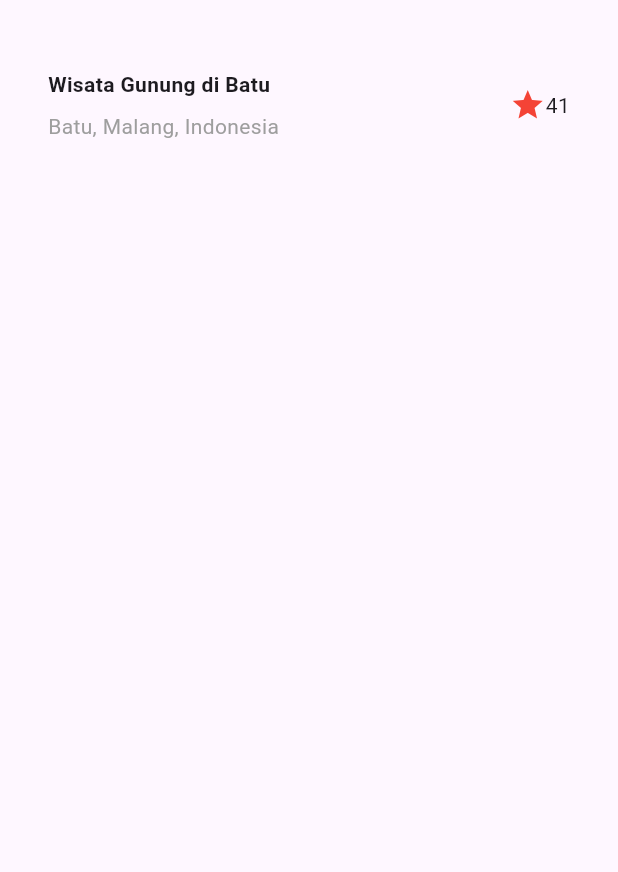
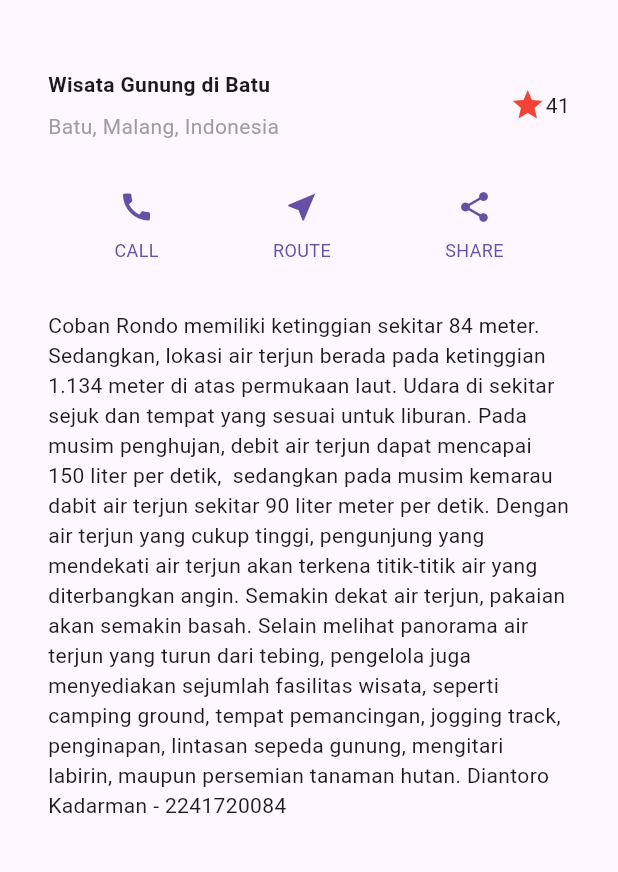
Before and after one commit to DiantoroKadarman/Pemograman-Mobile, a Flutter app: the screen it shows after launch, on a phone screen of 412 x 824 dp, the part 63-935 px from its top. Run offline on Flutter 3.47's test engine with Material 3 defaults, Android fonts, the phone set to English and light mode, and no system bars.

Commit message:
Praktikum 1-4

```diff
--- a/layout_flutter/lib/main.dart
+++ b/layout_flutter/lib/main.dart
@@ -4,6 +4,36 @@ void main() => runApp(MyApp());
 
 class MyApp extends StatelessWidget {
   MyApp({super.key});
+
+  Widget textSection = Container(
+    padding: const EdgeInsets.all(32),
+    child: const Text(
+      'Coban Rondo memiliki ketinggian sekitar 84 meter. Sedangkan, lokasi air terjun berada pada ketinggian 1.134 meter di atas permukaan laut. Udara di sekitar sejuk dan tempat yang sesuai untuk liburan. Pada musim penghujan, debit air terjun dapat mencapai 150 liter per detik,  sedangkan pada musim kemarau dabit air terjun sekitar 90 liter meter per detik. Dengan air terjun yang cukup tinggi, pengunjung yang mendekati air terjun akan terkena titik-titik air yang diterbangkan angin. Semakin dekat air terjun, pakaian akan semakin basah. Selain melihat panorama air terjun yang turun dari tebing, pengelola juga menyediakan sejumlah fasilitas wisata, seperti camping ground, tempat pemancingan, jogging track, penginapan, lintasan sepeda gunung, mengitari labirin, maupun persemian tanaman hutan. '
+      'Diantoro Kadarman - 2241720084',
+      softWrap: true,
+    ),
+  );
+
+  Column _buildButtonColumn(Color color, IconData icon, String label) {
+    return Column(
+      mainAxisSize: MainAxisSize.min,
+      mainAxisAlignment: MainAxisAlignment.center,
+      children: [
+        Icon(icon, color: color),
+        Container(
+          margin: const EdgeInsets.only(top: 8),
+          child: Text(
+            label,
+            style: TextStyle(
+              fontSize: 12,
+              fontWeight: FontWeight.w400,
+              color: color,
+            ),
+          ),
+        ),
+      ],
+    );
+  }
 
   final Widget titleSection = Container(
     padding: const EdgeInsets.all(32),
@@ -46,6 +76,17 @@ class MyApp extends StatelessWidget {
 
   @override
   Widget build(BuildContext context) {
+    Color color = Theme.of(context).primaryColor;
+
+    Widget buttonSection = Row(
+      mainAxisAlignment: MainAxisAlignment.spaceEvenly,
+      children: [
+        _buildButtonColumn(color, Icons.call, 'CALL'),
+        _buildButtonColumn(color, Icons.near_me, 'ROUTE'),
+        _buildButtonColumn(color, Icons.share, 'SHARE'),
+      ],
+    );
+
     return MaterialApp(
       title: 'Diantoro Kadarman / 2241720084',
       home: Scaffold(
@@ -55,6 +96,8 @@ class MyApp extends StatelessWidget {
         body: Column(
           children: [
             titleSection,
+            buttonSection,
+            textSection,
           ],
         ),
       ),
```
Also changed, not shown: layout_flutter/image-2.png (added), layout_flutter/image-3.png (added), 1 other file.
